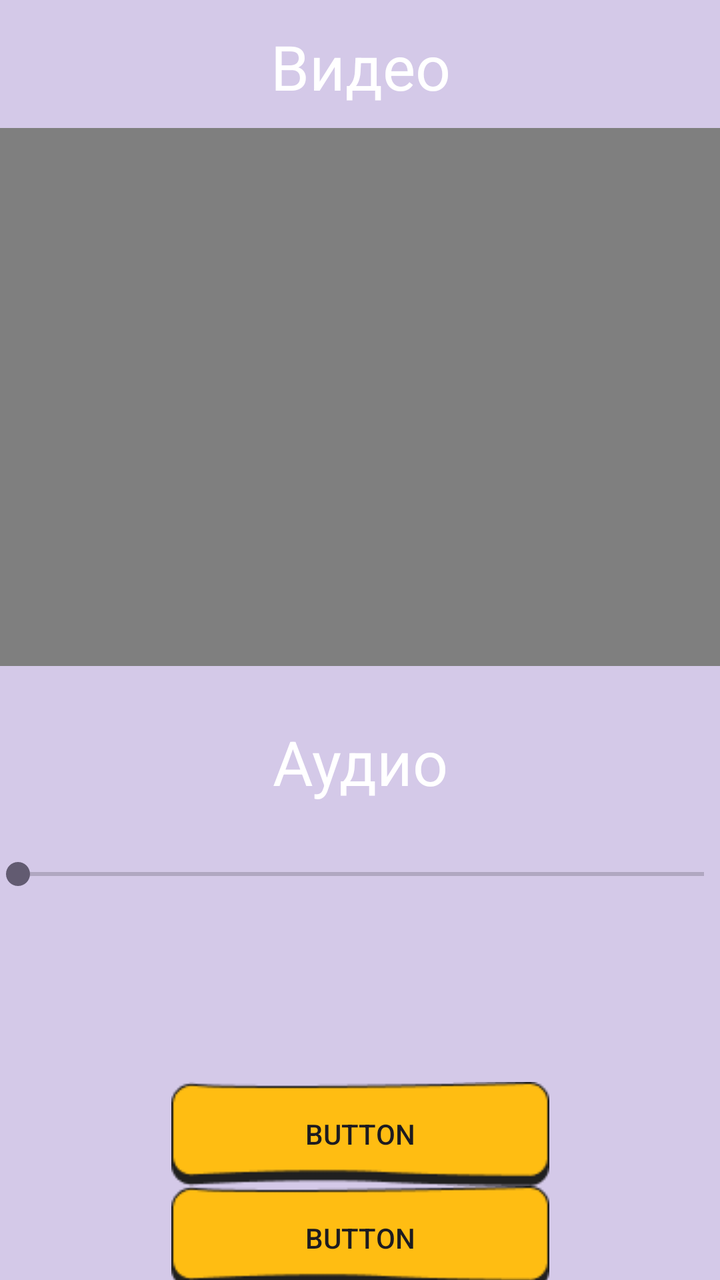
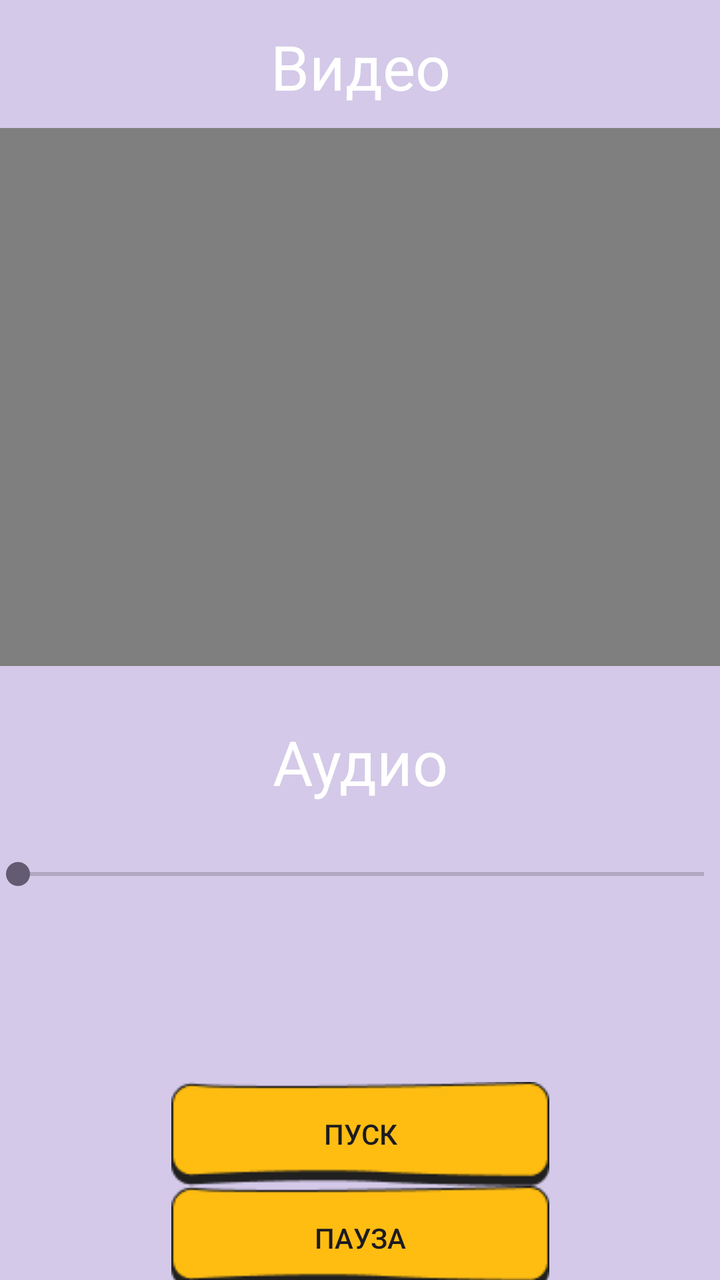

The first picture is an Android layout as it rendered before a commit; the second is the same layout after the commit. The layout source and the unified diff follow.
<!-- AndroidManifest.xml: application theme Theme.Kval_Kovtanenko_Nikita -->
<!-- res/layout/activity_media.xml -->
<?xml version="1.0" encoding="utf-8"?>
<androidx.constraintlayout.widget.ConstraintLayout xmlns:android="http://schemas.android.com/apk/res/android"
    xmlns:app="http://schemas.android.com/apk/res-auto"
    xmlns:tools="http://schemas.android.com/tools"
    android:id="@+id/main"
    android:layout_width="match_parent"
    android:layout_height="match_parent"
    android:background="@color/mainscreenolor"
    tools:context=".media">

    <VideoView
        android:id="@+id/videoView"
        android:layout_width="372dp"
        android:layout_height="269dp"
        android:layout_marginTop="64dp"
        app:layout_constraintEnd_toEndOf="parent"
        app:layout_constraintHorizontal_bias="0.589"
        app:layout_constraintStart_toStartOf="parent"
        app:layout_constraintTop_toTopOf="parent" />

    <androidx.appcompat.widget.AppCompatButton
        android:id="@+id/button5"
        android:layout_width="wrap_content"
        android:layout_height="wrap_content"
        android:layout_marginTop="208dp"
        android:background="@drawable/darkeryellowbutt"
        android:text="Button"
        app:layout_constraintEnd_toEndOf="parent"
        app:layout_constraintStart_toStartOf="parent"
        app:layout_constraintTop_toBottomOf="@+id/videoView" />

    <androidx.appcompat.widget.AppCompatButton
        android:id="@+id/button6"
        android:layout_width="wrap_content"
        android:layout_height="wrap_content"
        android:background="@drawable/darkeryellowbutt"
        android:text="Button"
        app:layout_constraintEnd_toEndOf="parent"
        app:layout_constraintStart_toStartOf="parent"
        app:layout_constraintTop_toBottomOf="@+id/button5" />

    <androidx.appcompat.widget.AppCompatButton
        android:id="@+id/button7"
        android:layout_width="wrap_content"
        android:layout_height="wrap_content"
        android:background="@drawable/darkeryellowbutt"
        android:text="Button"
        app:layout_constraintEnd_toEndOf="parent"
        app:layout_constraintStart_toStartOf="parent"
        app:layout_constraintTop_toBottomOf="@+id/button6" />

    <SeekBar
        android:id="@+id/seekBar"
        android:layout_width="375dp"
        android:layout_height="16dp"
        app:layout_constraintBottom_toTopOf="@+id/button5"
        app:layout_constraintEnd_toEndOf="parent"
        app:layout_constraintStart_toStartOf="parent"
        app:layout_constraintTop_toBottomOf="@+id/videoView" />

    <TextView
        android:id="@+id/textView5"
        android:layout_width="118dp"
        android:layout_height="48dp"
        android:gravity="center"
        android:text="@string/medaudio"
        android:textColor="@color/white"
        android:textSize="15pt"
        app:layout_constraintBottom_toTopOf="@+id/seekBar"
        app:layout_constraintEnd_toEndOf="parent"
        app:layout_constraintStart_toStartOf="parent"
        app:layout_constraintTop_toBottomOf="@+id/videoView" />

    <TextView
        android:id="@+id/textView6"
        android:layout_width="122dp"
        android:layout_height="48dp"
        android:gravity="center"
        android:textColor="@color/white"
        android:text="@string/medvideo"
        android:textSize="15pt"
        app:layout_constraintBottom_toTopOf="@+id/videoView"
        app:layout_constraintEnd_toEndOf="parent"
        app:layout_constraintHorizontal_bias="0.501"
        app:layout_constraintStart_toStartOf="parent"
        app:layout_constraintTop_toTopOf="parent"
        app:layout_constraintVertical_bias="0.577" />

</androidx.constraintlayout.widget.ConstraintLayout>
<!-- resources referenced by this layout -->
<resources>
  <color name="mainscreenolor">#D4C9E8</color>
  <color name="white">#FFFFFFFF</color>
  <!-- drawable darkeryellowbutt: png bitmap (drawable, 1436 bytes) -->
  <string name="medaudio">Аудио</string>
  <string name="medvideo">Видео</string>
  <style name="Theme.Kval_Kovtanenko_Nikita" parent="Base.Theme.Kval_Kovtanenko_Nikita" />
  <style name="Base.Theme.Kval_Kovtanenko_Nikita" parent="Theme.Material3.DayNight.NoActionBar">
          
          
      </style>
</resources>

<!-- the commit's change to res/layout/activity_media.xml (unified diff, before → after) -->
@@ -24,7 +24,7 @@
         android:layout_height="wrap_content"
         android:layout_marginTop="208dp"
         android:background="@drawable/darkeryellowbutt"
-        android:text="Button"
+        android:text="@string/medstart"
         app:layout_constraintEnd_toEndOf="parent"
         app:layout_constraintStart_toStartOf="parent"
         app:layout_constraintTop_toBottomOf="@+id/videoView" />
@@ -34,7 +34,7 @@
         android:layout_width="wrap_content"
         android:layout_height="wrap_content"
         android:background="@drawable/darkeryellowbutt"
-        android:text="Button"
+        android:text="@string/medpause"
         app:layout_constraintEnd_toEndOf="parent"
         app:layout_constraintStart_toStartOf="parent"
         app:layout_constraintTop_toBottomOf="@+id/button5" />
@@ -44,7 +44,7 @@
         android:layout_width="wrap_content"
         android:layout_height="wrap_content"
         android:background="@drawable/darkeryellowbutt"
-        android:text="Button"
+        android:text="@string/medstop"
         app:layout_constraintEnd_toEndOf="parent"
         app:layout_constraintStart_toStartOf="parent"
         app:layout_constraintTop_toBottomOf="@+id/button6" />
<!-- resource entries referenced after the edit -->
@@ -4,6 +4,9 @@
   <color name="white">#FFFFFFFF</color>
   <!-- drawable darkeryellowbutt: png bitmap (drawable, 1436 bytes) -->
   <string name="medaudio">Аудио</string>
+  <string name="medpause">Пауза</string>
+  <string name="medstart">Пуск</string>
+  <string name="medstop">Стоп</string>
   <string name="medvideo">Видео</string>
   <style name="Theme.Kval_Kovtanenko_Nikita" parent="Base.Theme.Kval_Kovtanenko_Nikita" />
   <style name="Base.Theme.Kval_Kovtanenko_Nikita" parent="Theme.Material3.DayNight.NoActionBar">
